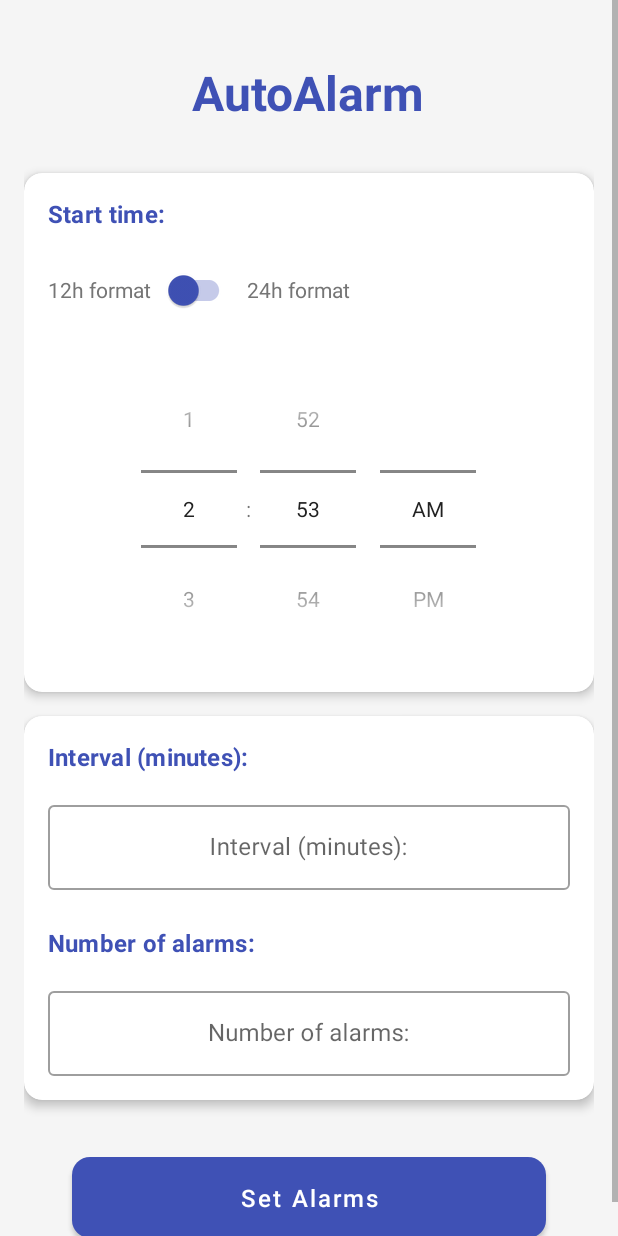
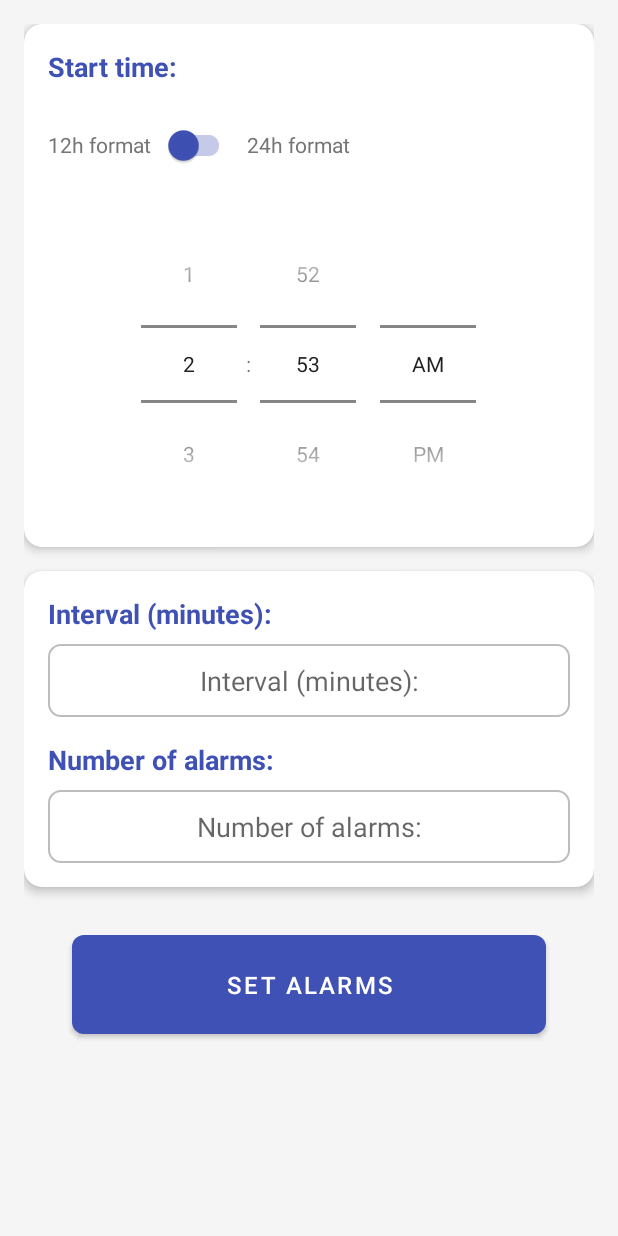
Before and after one commit to lorenzo-petrilli/AutoAlarm, an Android app built with Jetpack Compose: the layout activity_main.xml on its own in the app's theme, with its tools: preview values and no code run, on a phone screen of 412 x 824 dp. Run offline under Robolectric (Android 15) with nearby library versions, the phone set to English and light mode, and no system bars.

Commit message:
Riorganizzati i layout dell'app, sostituendo componenti Material con equivalenti di AndroidX per una maggiore coerenza. Modificato il listener del link GitHub in MainActivity per utilizzare un pulsante. Aggiunto il contenuto descrittivo all'icona nel dialogo "About".

```diff
--- a/app/build.gradle.kts
+++ b/app/build.gradle.kts
@@ -47,7 +47,6 @@ android {
 }
 
 dependencies {
-
     implementation("androidx.core:core-ktx:1.10.1")
     implementation("androidx.lifecycle:lifecycle-runtime-ktx:2.7.0")
     implementation("androidx.activity:activity-compose:1.7.0")
@@ -56,10 +55,13 @@ dependencies {
     implementation("androidx.compose.ui:ui-graphics")
     implementation("androidx.compose.ui:ui-tooling-preview")
     implementation("androidx.compose.material3:material3")
-    implementation ("androidx.core:core-ktx:1.12.0")
-    implementation ("androidx.appcompat:appcompat:1.6.1")
-    implementation ("com.google.android.material:material:1.11.0")
-    implementation ("androidx.constraintlayout:constraintlayout:2.1.4")
+
+    // AppCompat e Material Design
+    implementation("androidx.appcompat:appcompat:1.6.1")
+    implementation("com.google.android.material:material:1.11.0")
+    implementation("androidx.constraintlayout:constraintlayout:2.1.4")
+
+    // Test dependencies
     testImplementation("junit:junit:4.13.2")
     androidTestImplementation("androidx.test.ext:junit:1.1.5")
     androidTestImplementation("androidx.test.espresso:espresso-core:3.5.1")
--- a/app/src/main/java/com/example/autoalarm/ui/main/MainActivity.kt
+++ b/app/src/main/java/com/example/autoalarm/ui/main/MainActivity.kt
@@ -116,7 +116,7 @@ class MainActivity : AppCompatActivity() {
         val dialogView = LayoutInflater.from(this).inflate(R.layout.dialog_about, null)
 
         // Configura il listener per il link GitHub nel dialog
-        dialogView.findViewById<TextView>(R.id.tvAboutGithubLink).setOnClickListener {
+        dialogView.findViewById<Button>(R.id.tvAboutGithubLink).setOnClickListener {
             openGithubPage()
         }
 
--- a/app/src/main/res/layout/activity_main.xml
+++ b/app/src/main/res/layout/activity_main.xml
@@ -14,7 +14,7 @@
         android:padding="16dp"
         android:gravity="center_horizontal">
 
-        <TextView
+        <!-- <TextView
             android:layout_width="wrap_content"
             android:layout_height="wrap_content"
             android:text="@string/app_name"
@@ -22,10 +22,10 @@
             android:textStyle="bold"
             android:textColor="@color/primary"
             android:layout_marginTop="24dp"
-            android:layout_marginBottom="32dp" />
+            android:layout_marginBottom="32dp" /> -->
 
         <!-- Card di selezione orario -->
-        <com.google.android.material.card.MaterialCardView
+        <androidx.cardview.widget.CardView
             android:layout_width="match_parent"
             android:layout_height="wrap_content"
             android:layout_marginBottom="16dp"
@@ -39,9 +39,13 @@
                 android:orientation="vertical">
 
                 <TextView
-                    style="@style/SectionHeader"
+                    android:layout_width="wrap_content"
+                    android:layout_height="wrap_content"
                     android:text="@string/start_time"
-                    android:layout_marginTop="0dp" />
+                    android:textSize="18sp"
+                    android:textColor="@color/primary"
+                    android:textStyle="bold"
+                    android:layout_marginBottom="8dp" />
 
                 <LinearLayout
                     android:layout_width="match_parent"
@@ -58,7 +62,7 @@
                         android:textSize="14sp"
                         android:textColor="@color/secondary_text" />
 
-                    <com.google.android.material.switchmaterial.SwitchMaterial
+                    <androidx.appcompat.widget.SwitchCompat
                         android:id="@+id/switchTimeFormat"
                         android:layout_width="wrap_content"
                         android:layout_height="wrap_content"
@@ -80,10 +84,10 @@
                     android:timePickerMode="spinner"
                     android:layout_marginTop="8dp" />
             </LinearLayout>
-        </com.google.android.material.card.MaterialCardView>
+        </androidx.cardview.widget.CardView>
 
         <!-- Card parametri sveglia -->
-        <com.google.android.material.card.MaterialCardView
+        <androidx.cardview.widget.CardView
             android:layout_width="match_parent"
             android:layout_height="wrap_content"
             android:layout_marginBottom="16dp"
@@ -97,64 +101,60 @@
                 android:orientation="vertical">
 
                 <TextView
-                    style="@style/SectionHeader"
+                    android:layout_width="wrap_content"
+                    android:layout_height="wrap_content"
                     android:text="@string/interval_minutes"
-                    android:layout_marginTop="0dp" />
+                    android:textSize="18sp"
+                    android:textColor="@color/primary"
+                    android:textStyle="bold"
+                    android:layout_marginBottom="8dp" />
 
-                <com.google.android.material.textfield.TextInputLayout
-                    android:layout_width="match_parent"
-                    android:layout_height="wrap_content"
-                    android:layout_marginTop="8dp"
-                    android:hint="@string/interval_minutes"
-                    style="@style/Widget.MaterialComponents.TextInputLayout.OutlinedBox">
-
-                    <com.google.android.material.textfield.TextInputEditText
+                <EditText
                     android:id="@+id/editTextInterval"
                     android:layout_width="match_parent"
                     android:layout_height="wrap_content"
                     android:inputType="number"
                     android:maxLines="1"
-                        android:gravity="center" />
-                </com.google.android.material.textfield.TextInputLayout>
+                    android:hint="@string/interval_minutes"
+                    android:gravity="center"
+                    android:background="@drawable/edit_text_background"
+                    android:padding="12dp"
+                    android:layout_marginBottom="16dp" />
 
                 <TextView
-                    style="@style/SectionHeader"
-                    android:text="@string/number_of_alarms" />
+                    android:layout_width="wrap_content"
+                    android:layout_height="wrap_content"
+                    android:text="@string/number_of_alarms"
+                    android:textSize="18sp"
+                    android:textColor="@color/primary"
+                    android:textStyle="bold"
+                    android:layout_marginBottom="8dp" />
 
-                <com.google.android.material.textfield.TextInputLayout
-                    android:layout_width="match_parent"
-                    android:layout_height="wrap_content"
-                    android:layout_marginTop="8dp"
-                    android:hint="@string/number_of_alarms"
-                    style="@style/Widget.MaterialComponents.TextInputLayout.OutlinedBox">
-
-                    <com.google.android.material.textfield.TextInputEditText
+                <EditText
                     android:id="@+id/editTextCount"
                     android:layout_width="match_parent"
                     android:layout_height="wrap_content"
                     android:inputType="number"
                     android:maxLines="1"
-                        android:gravity="center" />
-                </com.google.android.material.textfield.TextInputLayout>
+                    android:hint="@string/number_of_alarms"
+                    android:gravity="center"
+                    android:background="@drawable/edit_text_background"
+                    android:padding="12dp" />
             </LinearLayout>
-        </com.google.android.material.card.MaterialCardView>
+        </androidx.cardview.widget.CardView>
 
         <!-- Card ultima sveglia -->
-        <com.google.android.material.card.MaterialCardView
+        <LinearLayout
             android:id="@+id/lastAlarmLayout"
             android:layout_width="match_parent"
             android:layout_height="wrap_content"
             android:layout_marginBottom="24dp"
-            app:cardCornerRadius="12dp"
-            app:cardElevation="4dp"
-            app:contentPadding="16dp"
+            android:orientation="vertical"
+            android:gravity="center"
+            android:background="@drawable/card_background"
+            android:elevation="4dp"
+            android:padding="16dp"
             android:visibility="gone">
-
-            <LinearLayout
-                android:layout_width="match_parent"
-                android:layout_height="wrap_content"
-                android:orientation="vertical"
-                android:gravity="center">
 
             <TextView
                 android:layout_width="wrap_content"
@@ -165,13 +165,15 @@
 
             <TextView
                 android:id="@+id/tvLastAlarmTime"
-                    style="@style/ResultDisplay"
-                    android:layout_marginTop="8dp"
-                    android:textSize="22sp" />
+                android:layout_width="wrap_content"
+                android:layout_height="wrap_content"
+                android:textSize="22sp"
+                android:textStyle="bold"
+                android:textColor="@color/alarm_time"
+                android:layout_marginTop="8dp" />
         </LinearLayout>
-        </com.google.android.material.card.MaterialCardView>
 
-        <com.google.android.material.button.MaterialButton
+        <Button
             android:id="@+id/buttonSetAlarms"
             android:layout_width="match_parent"
             android:layout_height="wrap_content"
@@ -181,9 +183,8 @@
             android:padding="16dp"
             android:text="@string/set_alarms"
             android:textSize="16sp"
-            app:cornerRadius="12dp"
-            app:elevation="4dp"
-            android:textAllCaps="false" />
+            android:textColor="@color/button_text"
+            android:background="@drawable/button_background" />
 
     </LinearLayout>
 </ScrollView>
--- a/app/src/main/res/layout/dialog_about.xml
+++ b/app/src/main/res/layout/dialog_about.xml
@@ -12,7 +12,8 @@
         android:layout_height="64dp"
         android:src="@mipmap/ic_launcher"
         android:layout_gravity="center"
-        android:layout_marginBottom="16dp" />
+        android:layout_marginBottom="16dp"
+        android:contentDescription="@string/app_name" />
 
     <TextView
         android:layout_width="match_parent"
@@ -47,16 +48,14 @@
         android:textColor="@color/primary_text"
         android:layout_marginBottom="24dp" />
 
-    <com.google.android.material.button.MaterialButton
+    <Button
         android:id="@+id/tvAboutGithubLink"
         android:layout_width="match_parent"
         android:layout_height="wrap_content"
         android:text="@string/view_on_github"
-        android:textColor="@color/white"
-        android:layout_gravity="center"
-        app:icon="@android:drawable/ic_menu_send"
-        app:iconTint="@color/white"
-        app:cornerRadius="8dp"
-        style="@style/Widget.MaterialComponents.Button" />
+        android:textColor="@color/button_text"
+        android:background="@drawable/button_background"
+        android:padding="12dp"
+        android:layout_gravity="center" />
 
 </LinearLayout>
```
Lines whose indentation alone changed are shown as unchanged.
